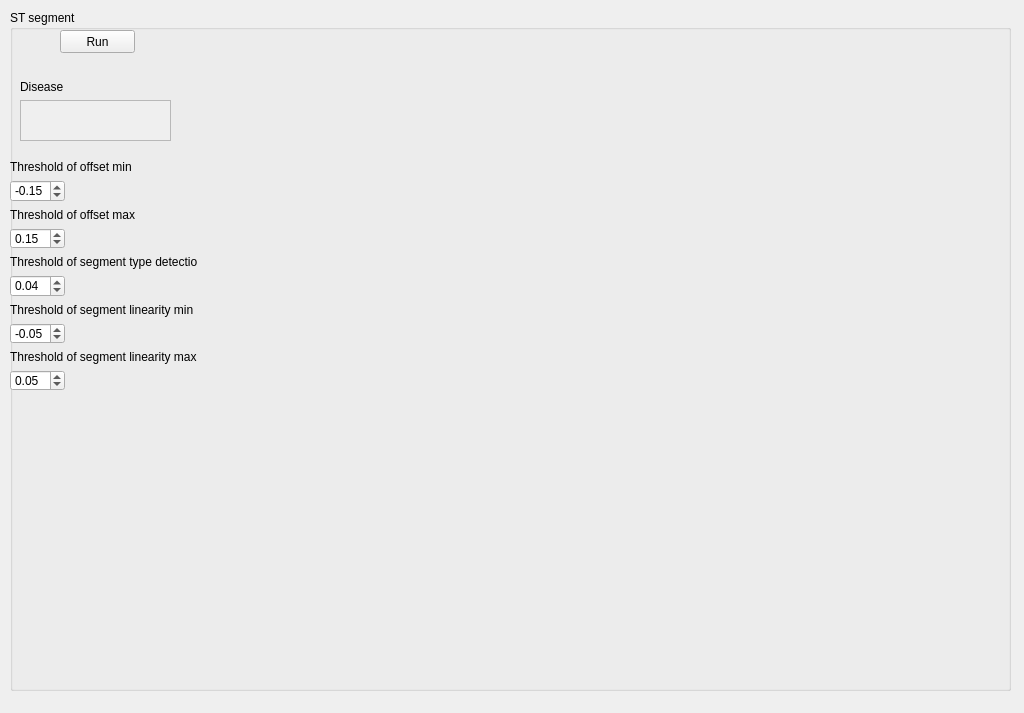
Qt form EcgApplicationCore/View/st_segment_gui.ui (KuleszIB/EcgAppCore) before a commit.
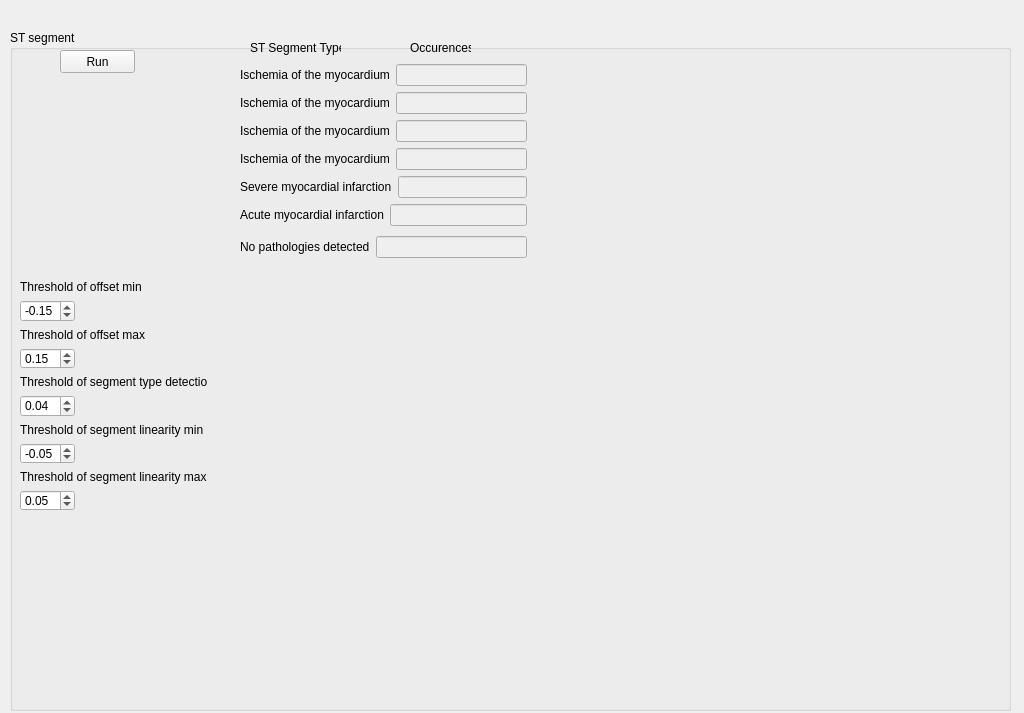
The same form after that commit.

Commit message: Podpiete wyswietlanie st segment

What changed in the file:
```diff
--- a/EcgApplicationCore/View/st_segment_gui.ui
+++ b/EcgApplicationCore/View/st_segment_gui.ui
@@ -17,7 +17,7 @@
    <property name="geometry">
     <rect>
      <x>10</x>
-     <y>10</y>
+     <y>30</y>
      <width>1001</width>
      <height>681</height>
     </rect>
@@ -41,10 +41,10 @@
    <widget class="QWidget" name="ecgPlot" native="true">
     <property name="geometry">
      <rect>
-      <x>190</x>
-      <y>90</y>
-      <width>521</width>
-      <height>291</height>
+      <x>220</x>
+      <y>250</y>
+      <width>481</width>
+      <height>231</height>
      </rect>
     </property>
    </widget>
@@ -52,33 +52,7 @@
     <property name="geometry">
      <rect>
       <x>10</x>
-      <y>70</y>
-      <width>151</width>
-      <height>61</height>
-     </rect>
-    </property>
-    <layout class="QVBoxLayout" name="verticalLayout">
-     <item>
-      <widget class="QLabel" name="label">
-       <property name="text">
-        <string>Disease</string>
-       </property>
-      </widget>
-     </item>
-     <item>
-      <widget class="QPlainTextEdit" name="disease">
-       <property name="enabled">
-        <bool>false</bool>
-       </property>
-      </widget>
-     </item>
-    </layout>
-   </widget>
-   <widget class="QWidget" name="layoutWidget">
-    <property name="geometry">
-     <rect>
-      <x>0</x>
-      <y>150</y>
+      <y>250</y>
       <width>187</width>
       <height>231</height>
      </rect>
@@ -221,6 +195,190 @@
      </item>
     </layout>
    </widget>
+   <widget class="QLabel" name="label">
+    <property name="geometry">
+     <rect>
+      <x>240</x>
+      <y>10</y>
+      <width>91</width>
+      <height>16</height>
+     </rect>
+    </property>
+    <property name="text">
+     <string>ST Segment Type</string>
+    </property>
+   </widget>
+   <widget class="QLabel" name="label_12">
+    <property name="geometry">
+     <rect>
+      <x>400</x>
+      <y>10</y>
+      <width>61</width>
+      <height>16</height>
+     </rect>
+    </property>
+    <property name="text">
+     <string>Occurences</string>
+    </property>
+   </widget>
+   <widget class="QWidget" name="">
+    <property name="geometry">
+     <rect>
+      <x>230</x>
+      <y>30</y>
+      <width>287</width>
+      <height>202</height>
+     </rect>
+    </property>
+    <layout class="QVBoxLayout" name="verticalLayout_7">
+     <item>
+      <layout class="QVBoxLayout" name="verticalLayout_6">
+       <item>
+        <layout class="QVBoxLayout" name="verticalLayout_5">
+         <item>
+          <layout class="QVBoxLayout" name="verticalLayout_4">
+           <item>
+            <layout class="QVBoxLayout" name="verticalLayout_3">
+             <item>
+              <layout class="QVBoxLayout" name="verticalLayout">
+               <item>
+                <layout class="QHBoxLayout" name="horizontalLayout">
+                 <item>
+                  <widget class="QLabel" name="label_7">
+                   <property name="text">
+                    <string>Ischemia of the myocardium</string>
+                   </property>
+                  </widget>
+                 </item>
+                 <item>
+                  <widget class="QLineEdit" name="lineEdit_ischemia1">
+                   <property name="enabled">
+                    <bool>false</bool>
+                   </property>
+                  </widget>
+                 </item>
+                </layout>
+               </item>
+               <item>
+                <layout class="QHBoxLayout" name="horizontalLayout_2">
+                 <item>
+                  <widget class="QLabel" name="label_8">
+                   <property name="text">
+                    <string>Ischemia of the myocardium</string>
+                   </property>
+                  </widget>
+                 </item>
+                 <item>
+                  <widget class="QLineEdit" name="lineEdit_ischemia2">
+                   <property name="enabled">
+                    <bool>false</bool>
+                   </property>
+                  </widget>
+                 </item>
+                </layout>
+               </item>
+              </layout>
+             </item>
+             <item>
+              <layout class="QHBoxLayout" name="horizontalLayout_3">
+               <item>
+                <widget class="QLabel" name="label_9">
+                 <property name="text">
+                  <string>Ischemia of the myocardium</string>
+                 </property>
+                </widget>
+               </item>
+               <item>
+                <widget class="QLineEdit" name="lineEdit_ischemia3">
+                 <property name="enabled">
+                  <bool>false</bool>
+                 </property>
+                </widget>
+               </item>
+              </layout>
+             </item>
+            </layout>
+           </item>
+           <item>
+            <layout class="QHBoxLayout" name="horizontalLayout_4">
+             <item>
+              <widget class="QLabel" name="label_10">
+               <property name="text">
+                <string>Ischemia of the myocardium</string>
+               </property>
+              </widget>
+             </item>
+             <item>
+              <widget class="QLineEdit" name="lineEdit_ischemia4">
+               <property name="enabled">
+                <bool>false</bool>
+               </property>
+              </widget>
+             </item>
+            </layout>
+           </item>
+          </layout>
+         </item>
+         <item>
+          <layout class="QHBoxLayout" name="horizontalLayout_5">
+           <item>
+            <widget class="QLabel" name="label_11">
+             <property name="text">
+              <string>Severe myocardial infarction</string>
+             </property>
+            </widget>
+           </item>
+           <item>
+            <widget class="QLineEdit" name="lineEdit_severe">
+             <property name="enabled">
+              <bool>false</bool>
+             </property>
+            </widget>
+           </item>
+          </layout>
+         </item>
+        </layout>
+       </item>
+       <item>
+        <layout class="QHBoxLayout" name="horizontalLayout_6">
+         <item>
+          <widget class="QLabel" name="label_13">
+           <property name="text">
+            <string>Acute myocardial infarction</string>
+           </property>
+          </widget>
+         </item>
+         <item>
+          <widget class="QLineEdit" name="lineEdit_acute">
+           <property name="enabled">
+            <bool>false</bool>
+           </property>
+          </widget>
+         </item>
+        </layout>
+       </item>
+      </layout>
+     </item>
+     <item>
+      <layout class="QHBoxLayout" name="horizontalLayout_7">
+       <item>
+        <widget class="QLabel" name="label_14">
+         <property name="text">
+          <string>No pathologies detected</string>
+         </property>
+        </widget>
+       </item>
+       <item>
+        <widget class="QLineEdit" name="lineEdit_nopathologies">
+         <property name="enabled">
+          <bool>false</bool>
+         </property>
+        </widget>
+       </item>
+      </layout>
+     </item>
+    </layout>
+   </widget>
   </widget>
  </widget>
  <resources/>
```
The commit also changes 2 other files.
